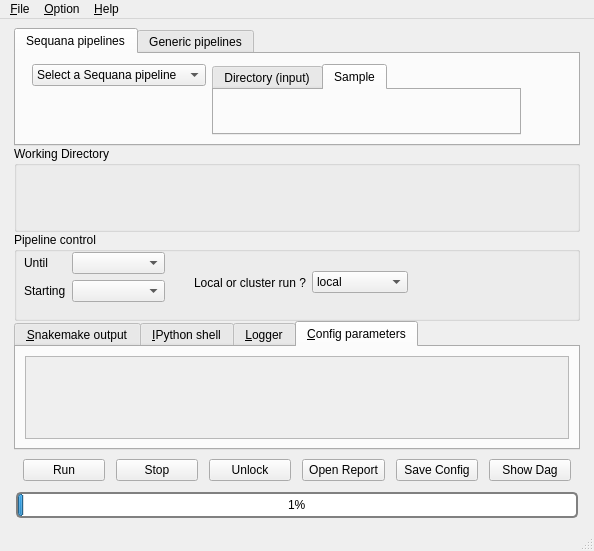
Above: sequana/gui/mainwindow.ui from vladsaveliev/sequana before the change. Below: the same form after it.
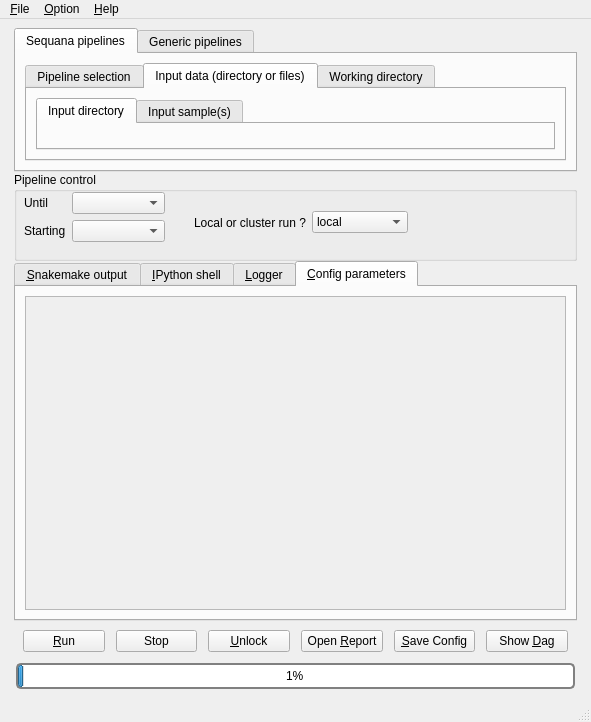
That is the form after the change. The open tabs and pages were chosen to show the change.

```diff
--- a/sequana/gui/mainwindow.ui
+++ b/sequana/gui/mainwindow.ui
@@ -6,8 +6,8 @@
    <rect>
     <x>0</x>
     <y>0</y>
-    <width>594</width>
-    <height>551</height>
+    <width>591</width>
+    <height>722</height>
    </rect>
   </property>
   <property name="sizePolicy">
@@ -25,7 +25,7 @@
   <widget class="QWidget" name="centralwidget">
    <layout class="QGridLayout" name="gridLayout_2">
     <item row="0" column="0">
-     <layout class="QVBoxLayout" name="vlayout" stretch="0,1,1,0,0,1">
+     <layout class="QVBoxLayout" name="vlayout" stretch="0,1,0,0,1">
       <property name="spacing">
        <number>0</number>
       </property>
@@ -59,12 +59,18 @@
          </size>
         </property>
         <property name="toolTip">
-         <string>&lt;html&gt;&lt;head/&gt;&lt;body&gt;&lt;p&gt;You can run a Sequana pipeline (left tab) or a generic Snakemake file (right tab).&lt;/p&gt;&lt;p&gt;In the &lt;span style=&quot; font-weight:600;&quot;&gt;Sequana pipeline section, f&lt;/span&gt;irst, on the left hand side, select a pipeline in the dropbox. Second, on the right hand side, select either the input directory where to find the FastQ files, or select a specific set of input sample (one or two files for paired-end data).&lt;/p&gt;&lt;/body&gt;&lt;/html&gt;</string>
+         <string>&lt;html&gt;&lt;head/&gt;&lt;body&gt;&lt;p&gt;Select a Sequana pipeline (left tab) or a generic Snakemake file (right tab).&lt;/p&gt;&lt;p&gt;&lt;br/&gt;&lt;/p&gt;&lt;/body&gt;&lt;/html&gt;</string>
+        </property>
+        <property name="tabPosition">
+         <enum>QTabWidget::North</enum>
         </property>
         <property name="currentIndex">
-         <number>0</number>
+         <number>1</number>
         </property>
-        <widget class="QWidget" name="tab_6">
+        <property name="movable">
+         <bool>true</bool>
+        </property>
+        <widget class="QWidget" name="tab_sequana_pipelines">
          <property name="sizePolicy">
           <sizepolicy hsizetype="Preferred" vsizetype="Minimum">
            <horstretch>0</horstretch>
@@ -74,16 +80,43 @@
          <attribute name="title">
           <string>Sequana pipelines</string>
          </attribute>
-         <widget class="QWidget" name="horizontalLayoutWidget_2">
-          <property name="geometry">
-           <rect>
-            <x>10</x>
-            <y>10</y>
-            <width>501</width>
-            <height>71</height>
-           </rect>
-          </property>
-          <layout class="QHBoxLayout" name="horizontalLayout_2">
+         <layout class="QGridLayout" name="gridLayout_6">
+          <item row="0" column="0">
+           <layout class="QVBoxLayout" name="verticalLayout_4">
+            <item>
+             <widget class="QTabWidget" name="tabs_sequana">
+              <property name="enabled">
+               <bool>true</bool>
+              </property>
+              <property name="toolTip">
+               <string>&lt;html&gt;&lt;head/&gt;&lt;body&gt;&lt;ul style=&quot;margin-top: 0px; margin-bottom: 0px; margin-left: 0px; margin-right: 0px; -qt-list-indent: 1;&quot;&gt;&lt;li style=&quot; margin-top:12px; margin-bottom:0px; margin-left:0px; margin-right:0px; -qt-block-indent:0; text-indent:0px;&quot;&gt;&lt;span style=&quot; font-weight:600;&quot;&gt;Left tab:&lt;/span&gt; Select one of the pipeline in the combo box. In order to get help about a pipeline, please see the Help menu. &lt;/li&gt;&lt;li style=&quot; margin-top:0px; margin-bottom:0px; margin-left:0px; margin-right:0px; -qt-block-indent:0; text-indent:0px;&quot;&gt;&lt;span style=&quot; font-weight:600;&quot;&gt;Middle tab:&lt;/span&gt; Select one of this option&lt;/li&gt;&lt;ol style=&quot;margin-top: 0px; margin-bottom: 0px; margin-left: 0px; margin-right: 0px; -qt-list-indent: 2;&quot;&gt;&lt;li style=&quot; margin-top:0px; margin-bottom:0px; margin-left:0px; margin-right:0px; -qt-block-indent:0; text-indent:0px;&quot;&gt;Input directory: the directory where fastq.gz files are stored (all sequana pipelines expect fastq.gz as input)&lt;/li&gt;&lt;li style=&quot; margin-top:0px; margin-bottom:0px; margin-left:0px; margin-right:0px; -qt-block-indent:0; text-indent:0px;&quot;&gt;Input samples:  select one or two files (fastq.gz) in a directory&lt;/li&gt;&lt;/ol&gt;&lt;li style=&quot; margin-top:0px; margin-bottom:12px; margin-left:0px; margin-right:0px; -qt-block-indent:0; text-indent:0px;&quot;&gt;&lt;span style=&quot; font-weight:600;&quot;&gt;Right tab: &lt;/span&gt;Select working directory where Snakefile/pipeline and config file are copied. Pipeline are also ran in that directory. &lt;/li&gt;&lt;/ul&gt;&lt;/body&gt;&lt;/html&gt;</string>
+              </property>
+              <property name="tabPosition">
+               <enum>QTabWidget::North</enum>
+              </property>
+              <property name="tabShape">
+               <enum>QTabWidget::Rounded</enum>
+              </property>
+              <property name="currentIndex">
+               <number>1</number>
+              </property>
+              <property name="documentMode">
+               <bool>false</bool>
+              </property>
+              <property name="tabsClosable">
+               <bool>false</bool>
+              </property>
+              <property name="movable">
+               <bool>true</bool>
+              </property>
+              <property name="tabBarAutoHide">
+               <bool>false</bool>
+              </property>
+              <widget class="QWidget" name="Pipeline">
+               <attribute name="title">
+                <string>Pipeline selection</string>
+               </attribute>
+               <layout class="QHBoxLayout" name="layout_sequana">
            <property name="spacing">
             <number>6</number>
            </property>
@@ -97,7 +130,7 @@
             <number>6</number>
            </property>
            <item>
-            <layout class="QVBoxLayout" name="verticalLayout" stretch="0,0">
+                 <layout class="QVBoxLayout" name="verticalLayout" stretch="0">
              <property name="spacing">
               <number>4</number>
              </property>
@@ -112,7 +145,7 @@
                <property name="toolTip">
                 <string>&lt;html&gt;&lt;head/&gt;&lt;body&gt;&lt;p&gt;Sequana pipelines are automatically fetched from sequana library.&lt;/p&gt;&lt;p&gt;Each pipeline is defined by a pipeline name. Its config file is fetched automatically.&lt;/p&gt;&lt;p&gt;Each pipeline require the user to define the input. It may be one of:&lt;/p&gt;&lt;p&gt;&lt;ul&gt;&lt;li&gt; a directory&lt;/li&gt;&lt;li&gt; a set of FastQ input file&lt;/li&gt;&lt;/ul&gt;&lt;/body&gt;&lt;/html&gt;</string>
                </property>
-               <property name="currentText" stdset="0">
+                    <property name="currentText">
                 <string>Select a Sequana pipeline</string>
                </property>
                <item>
@@ -122,58 +155,77 @@
                </item>
               </widget>
              </item>
-             <item>
-              <spacer name="verticalSpacer">
-               <property name="orientation">
-                <enum>Qt::Vertical</enum>
-               </property>
-               <property name="sizeHint" stdset="0">
-                <size>
-                 <width>20</width>
-                 <height>40</height>
-                </size>
-               </property>
-              </spacer>
-             </item>
-            </layout>
-           </item>
+                 </layout>
+                </item>
+               </layout>
+              </widget>
+              <widget class="QWidget" name="sequana_input_dir_tab">
+               <attribute name="title">
+                <string>Input data (directory or files)</string>
+               </attribute>
+               <layout class="QGridLayout" name="gridLayout_7">
+                <item row="0" column="0">
+                 <layout class="QHBoxLayout" name="horizontalLayout_2">
            <item>
-            <widget class="QTabWidget" name="tabs_browser">
+                   <widget class="QTabWidget" name="tabWidget">
              <property name="currentIndex">
-              <number>1</number>
-             </property>
-             <widget class="QWidget" name="tab">
+                     <number>0</number>
+                    </property>
+                    <widget class="QWidget" name="tab_4">
               <attribute name="title">
-               <string>Directory (input)</string>
-              </attribute>
-             </widget>
-             <widget class="QWidget" name="tab_2">
+                      <string>Input directory</string>
+                     </attribute>
+                     <layout class="QGridLayout" name="gridLayout_10">
+                      <item row="0" column="0">
+                       <layout class="QHBoxLayout" name="layout_sequana_input_dir"/>
+                      </item>
+                     </layout>
+                    </widget>
+                    <widget class="QWidget" name="tab_5">
               <attribute name="title">
-               <string>Sample</string>
-              </attribute>
+                      <string>Input sample(s)</string>
+                     </attribute>
+                     <layout class="QGridLayout" name="gridLayout_9">
+                      <item row="0" column="0">
+                       <layout class="QHBoxLayout" name="layout_sequana_input_files"/>
+                      </item>
+                     </layout>
              </widget>
             </widget>
            </item>
           </layout>
-         </widget>
-        </widget>
-        <widget class="QWidget" name="tab_7">
+                </item>
+               </layout>
+              </widget>
+              <widget class="QWidget" name="sequana_working_dir_tab">
+               <attribute name="title">
+                <string>Working directory</string>
+               </attribute>
+               <layout class="QGridLayout" name="gridLayout_8">
+                <item row="0" column="0">
+                 <layout class="QHBoxLayout" name="layout_sequana_wkdir"/>
+                </item>
+               </layout>
+              </widget>
+             </widget>
+            </item>
+           </layout>
+          </item>
+         </layout>
+        </widget>
+        <widget class="QWidget" name="tab_generic_pipelines">
+         <property name="sizePolicy">
+          <sizepolicy hsizetype="Maximum" vsizetype="Preferred">
+           <horstretch>0</horstretch>
+           <verstretch>0</verstretch>
+          </sizepolicy>
+         </property>
          <attribute name="title">
           <string>Generic pipelines</string>
          </attribute>
-         <widget class="QWidget" name="horizontalLayoutWidget_4">
-          <property name="geometry">
-           <rect>
-            <x>0</x>
-            <y>10</y>
-            <width>501</width>
-            <height>71</height>
-           </rect>
-          </property>
-          <layout class="QHBoxLayout" name="horizontalLayout_5">
-           <property name="spacing">
-            <number>6</number>
-           </property>
+         <layout class="QGridLayout" name="gridLayout_11">
+          <item row="0" column="0">
+           <layout class="QVBoxLayout" name="verticalLayout_3">
            <property name="sizeConstraint">
             <enum>QLayout::SetDefaultConstraint</enum>
            </property>
@@ -184,64 +236,48 @@
             <number>6</number>
            </property>
            <item>
-            <widget class="QTabWidget" name="tabs_browser_2">
+             <widget class="QTabWidget" name="tabs_generic">
              <property name="toolTip">
-              <string>Some snakemake pipelines do not use config file. If so, do not select any file.
-If you have selected a file, click on the button again, and once the file browser pops up, simply press the cancel button.</string>
+               <string>&lt;html&gt;&lt;head/&gt;&lt;body&gt;&lt;ul style=&quot;margin-top: 0px; margin-bottom: 0px; margin-left: 0px; margin-right: 0px; -qt-list-indent: 1;&quot;&gt;&lt;li style=&quot; margin-top:12px; margin-bottom:0px; margin-left:0px; margin-right:0px; -qt-block-indent:0; text-indent:0px;&quot;&gt;&lt;span style=&quot; font-weight:600;&quot;&gt;Left tab:&lt;/span&gt; Select a valid Snakefile. &lt;/li&gt;&lt;li style=&quot; margin-top:0px; margin-bottom:0px; margin-left:0px; margin-right:0px; -qt-block-indent:0; text-indent:0px;&quot;&gt;&lt;span style=&quot; font-weight:600;&quot;&gt;Middle tab:&lt;/span&gt; Select a config file. This is optional. Note that Snakefile may be using a config file or not. For instance if &amp;lt;i&amp;gt;configfile: &amp;quot;config.yaml&amp;quot;&amp;lt;/i&amp;gt; is found, a config file is expected.&lt;/li&gt;&lt;li style=&quot; margin-top:0px; margin-bottom:12px; margin-left:0px; margin-right:0px; -qt-block-indent:0; text-indent:0px;&quot;&gt;&lt;span style=&quot; font-weight:600;&quot;&gt;Right tab: &lt;/span&gt;Select working directory where Snakefile/pipeline and config file are copied. Pipeline are also ran in that directory. &lt;/li&gt;&lt;/ul&gt;&lt;/body&gt;&lt;/html&gt;</string>
              </property>
              <property name="currentIndex">
-              <number>0</number>
+               <number>1</number>
              </property>
              <widget class="QWidget" name="snakefile">
               <attribute name="title">
                <string>Snakefile</string>
               </attribute>
+               <layout class="QGridLayout" name="gridLayout_12">
+                <item row="0" column="0">
+                 <layout class="QHBoxLayout" name="layout_generic_snakefile"/>
+                </item>
+               </layout>
              </widget>
              <widget class="QWidget" name="configfile">
               <attribute name="title">
                <string>Config file</string>
               </attribute>
-             </widget>
-            </widget>
+               <layout class="QGridLayout" name="gridLayout_13">
+                <item row="0" column="0">
+                 <layout class="QHBoxLayout" name="layout_generic_config"/>
+                </item>
+               </layout>
+              </widget>
+              <widget class="QWidget" name="tab">
+               <attribute name="title">
+                <string>Working directory</string>
+               </attribute>
+               <layout class="QGridLayout" name="gridLayout_14">
+                <item row="0" column="0">
+                 <layout class="QHBoxLayout" name="layout_generic_wkdir"/>
            </item>
           </layout>
          </widget>
         </widget>
-       </widget>
-      </item>
-      <item>
-       <widget class="QGroupBox" name="working_directory">
-        <property name="sizePolicy">
-         <sizepolicy hsizetype="Preferred" vsizetype="Fixed">
-          <horstretch>0</horstretch>
-          <verstretch>0</verstretch>
-         </sizepolicy>
-        </property>
-        <property name="minimumSize">
-         <size>
-          <width>0</width>
-          <height>86</height>
-         </size>
-        </property>
-        <property name="toolTip">
-         <string>&lt;html&gt;&lt;head/&gt;&lt;body&gt;&lt;p&gt;Set the working directory where the pipeline and its config are copied. &lt;/p&gt;&lt;p&gt;Files created in the pipeline will use this working directory as the root directory except if the pipeline specifies paths itself.&lt;/p&gt;&lt;p&gt;&lt;br/&gt;&lt;/p&gt;&lt;/body&gt;&lt;/html&gt;</string>
-        </property>
-        <property name="title">
-         <string>Working Directory</string>
-        </property>
-        <property name="toolTipDuration" stdset="0">
-         <number>3</number>
-        </property>
-        <widget class="QWidget" name="horizontalLayoutWidget">
-         <property name="geometry">
-          <rect>
-           <x>10</x>
-           <y>30</y>
-           <width>381</width>
-           <height>41</height>
-          </rect>
-         </property>
-         <layout class="QHBoxLayout" name="layout_wk"/>
+            </item>
+           </layout>
+          </item>
+         </layout>
         </widget>
        </widget>
       </item>
@@ -284,7 +320,7 @@
             <property name="editable">
              <bool>false</bool>
             </property>
-            <property name="currentText" stdset="0">
+            <property name="currentText">
              <string/>
             </property>
            </widget>
@@ -334,6 +370,9 @@
           </item>
          </layout>
         </widget>
+        <zorder>formLayoutWidget</zorder>
+        <zorder>horizontalLayoutWidget_3</zorder>
+        <zorder>tabs_pipeline</zorder>
        </widget>
       </item>
       <item>
@@ -366,7 +405,7 @@
          <string/>
         </property>
         <property name="currentIndex">
-         <number>0</number>
+         <number>1</number>
         </property>
         <widget class="QWidget" name="snakemake">
          <property name="sizePolicy">
@@ -376,7 +415,7 @@
           </sizepolicy>
          </property>
          <property name="toolTip">
-          <string>&lt;html&gt;&lt;head/&gt;&lt;body&gt;&lt;p&gt;This is the output of the snakemake execution. &lt;/p&gt;&lt;p&gt;Be aware that we parse the output so colors and output may be slightly different.&lt;/p&gt;&lt;p&gt;If you do not want this behaviour, you can change the snakemake options in the menu (general section) and switch the process from &amp;quot;pyqt&amp;quot; to &amp;quot;unix shell&amp;quot;. The progress bar won't work in such case but the output will be in the shell wehre you launch sequana_gui.&lt;/p&gt;&lt;/body&gt;&lt;/html&gt;</string>
+          <string>&lt;html&gt;&lt;head/&gt;&lt;body&gt;&lt;p&gt;This is the output of the snakemake execution. &lt;/p&gt;&lt;p&gt;Be aware that we parse the output so colors and output may be slightly different.&lt;/p&gt;&lt;/body&gt;&lt;/html&gt;</string>
          </property>
          <attribute name="title">
           <string>&amp;Snakemake output</string>
@@ -470,8 +509,8 @@
               <rect>
                <x>0</x>
                <y>0</y>
-               <width>96</width>
-               <height>26</height>
+               <width>539</width>
+               <height>302</height>
               </rect>
              </property>
             </widget>
@@ -482,7 +521,7 @@
        </widget>
       </item>
       <item>
-       <widget class="QWidget" name="widget_5" native="true">
+       <widget class="QWidget" name="widget_footer" native="true">
         <property name="sizePolicy">
          <sizepolicy hsizetype="Preferred" vsizetype="Fixed">
           <horstretch>0</horstretch>
@@ -513,7 +552,7 @@
               <string>Run the pipeline (shortcut: Ctrl+R)</string>
              </property>
              <property name="text">
-              <string>Run</string>
+              <string>&amp;Run</string>
              </property>
              <property name="shortcut">
               <string>Ctrl+R</string>
@@ -529,7 +568,7 @@
               <string>Stop</string>
              </property>
              <property name="shortcut">
-              <string>Ctrl+S</string>
+              <string>Ctrl+X</string>
              </property>
             </widget>
            </item>
@@ -542,7 +581,7 @@
 snakemake -s Snakefile --unlock </string>
              </property>
              <property name="text">
-              <string>Unlock</string>
+              <string>&amp;Unlock</string>
              </property>
              <property name="shortcut">
               <string>Ctrl+U</string>
@@ -557,7 +596,7 @@
 This is essentially for the sequana pipeline (default filename is multi_summary.html but one can change the name in the option/preferences dialog.</string>
              </property>
              <property name="text">
-              <string>Open Report</string>
+              <string>Open &amp;Report</string>
              </property>
              <property name="shortcut">
               <string>Ctrl+R</string>
@@ -573,7 +612,10 @@
               </sizepolicy>
              </property>
              <property name="text">
-              <string>Save Config</string>
+              <string>&amp;Save Config</string>
+             </property>
+             <property name="shortcut">
+              <string>Ctrl+S</string>
              </property>
             </widget>
            </item>
@@ -584,7 +626,7 @@
 This is a good way to check your config file .</string>
              </property>
              <property name="text">
-              <string>Show Dag</string>
+              <string>Show &amp;Dag</string>
              </property>
              <property name="shortcut">
               <string>Ctrl+D</string>
@@ -613,6 +655,9 @@
     &lt;/ul&gt;
 &lt;/p&gt;</string>
         </property>
+        <property name="toolTipDuration">
+         <number>-1</number>
+        </property>
         <property name="styleSheet">
          <string notr="true">border: 2px solid grey;
 margin:2px;
@@ -623,9 +668,6 @@
         <property name="value">
          <number>1</number>
         </property>
-        <property name="toolTipDuration" stdset="0">
-         <number>-1</number>
-        </property>
        </widget>
       </item>
      </layout>
@@ -637,8 +679,8 @@
     <rect>
      <x>0</x>
      <y>0</y>
-     <width>594</width>
-     <height>22</height>
+     <width>591</width>
+     <height>19</height>
     </rect>
    </property>
    <widget class="QMenu" name="menuFile">
```
Left out of the diff: 1 changed line with no effect on the pictures. Lines whose indentation alone changed are shown as unchanged.
